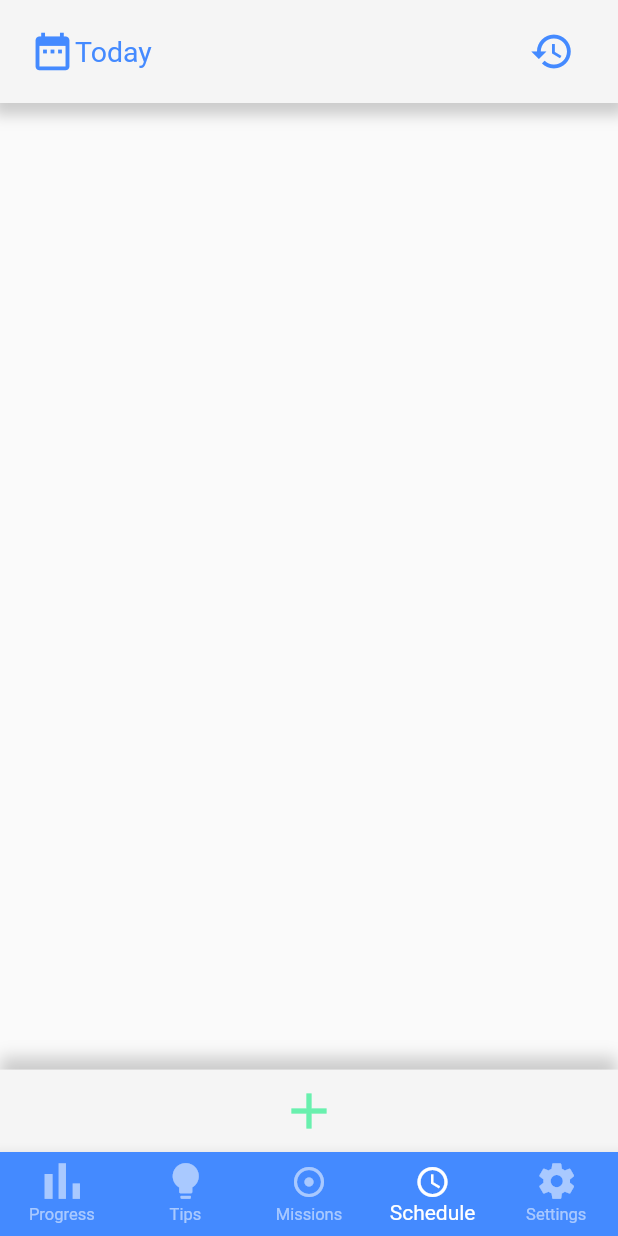
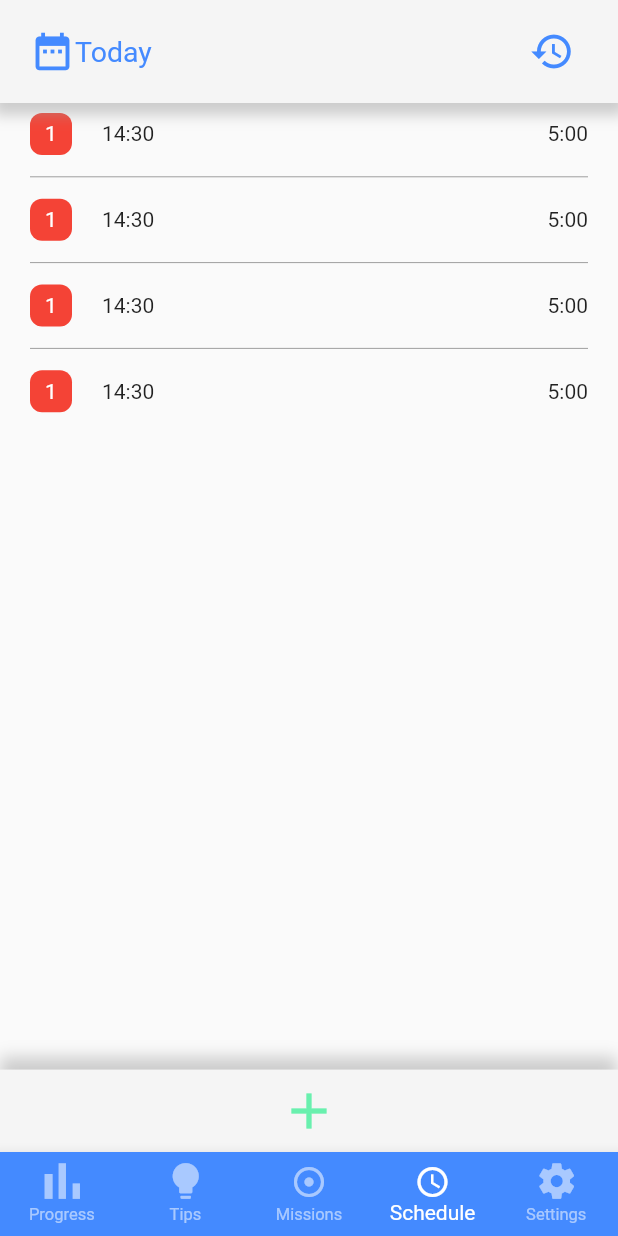
Before and after one commit to Negm101/Quit-Smoking-App, a Flutter app: the screen it shows after launch, item 4 of the bottom bar chosen, on a phone screen of 412 x 824 dp. Run offline on Flutter 3.47's test engine with Material 2 defaults, Android fonts, the phone set to English and light mode, and no system bars; our stand-ins replace circular_check_box, percent_indicator.

Commit message:
v0.16 done with schedule main screen

```diff
--- a/lib/screens/progress.dart
+++ b/lib/screens/progress.dart
@@ -12,7 +12,7 @@ class ProgressContainerScreen extends StatelessWidget {
         children: [
           Container(
             margin: EdgeInsets.only(top: MediaQuery.of(context).size.height/4),
-            height:MediaQuery.of(context).size.height/2,
+            height:MediaQuery.of(context).size.height,
             child: ListView(
               physics: BouncingScrollPhysics(),
               children: [
--- a/lib/screens/schedule.dart
+++ b/lib/screens/schedule.dart
@@ -8,21 +8,51 @@ class ScheduleContainerScreen extends StatefulWidget {
 }
 
 class _ScheduleContainerState extends State<ScheduleContainerScreen> {
-
   @override
   Widget build(BuildContext context) {
     return Stack(
       children: [
+
+        ListView(
+          physics: BouncingScrollPhysics(),
+          children: [
+            Divider(
+              height: MediaQuery.of(context).size.height/12,
+              color: Colors.transparent,
+            ),
+            listItem(context),
+            Divider(
+              color: Colors.grey,
+              indent: 20,
+              endIndent: 20,
+            ),
+            listItem(context),
+            Divider(
+              color: Colors.grey,
+              indent: 20,
+              endIndent: 20,
+            ),
+            listItem(context),
+            Divider(
+              color: Colors.grey,
+              indent: 20,
+              endIndent: 20,
+            ),
+            listItem(context),
+            Divider(
+              height: MediaQuery.of(context).size.height/12,
+              color: Colors.transparent,
+            ),
+          ],
+        ),
         Column(
           mainAxisAlignment: MainAxisAlignment.spaceBetween,
-          children: [
-            topBar(context),
-            bottomBarAddButton(context)
-          ],
+          children: [topBar(context), bottomBarAddButton(context)],
         ),
       ],
     );
   }
+
   Widget topBar(BuildContext context) {
     return Container(
       margin: EdgeInsets.only(bottom: 60),
@@ -46,14 +76,59 @@ class _ScheduleContainerState extends State<ScheduleContainerScreen> {
           Row(
             crossAxisAlignment: CrossAxisAlignment.center,
             children: [
-              Icon(Icons.date_range, size: 30, color: Colors.blueAccent,),
-              Text('Today', style: TextStyle(fontSize: 19, color: Colors.blueAccent),)
+              Icon(
+                Icons.date_range,
+                size: 30,
+                color: Colors.blueAccent,
+              ),
+              Text(
+                'Today',
+                style: TextStyle(fontSize: 19, color: Colors.blueAccent),
+              )
             ],
           ),
           IconButton(
-            icon: Icon(Icons.history, size: 30, color: Colors.blueAccent,),
-            onPressed: (){},
+            icon: Icon(
+              Icons.history,
+              size: 30,
+              color: Colors.blueAccent,
+            ),
+            onPressed: () {},
           ),
+        ],
+      ),
+    );
+  }
+
+  Widget listItem(BuildContext context) {
+    return Container(
+      height: MediaQuery.of(context).size.height / 20,
+      margin: EdgeInsets.only(
+          left: 20, right: 20, top: 0),
+      child: Row(
+        mainAxisAlignment: MainAxisAlignment.spaceBetween,
+        children: [
+          Row(
+            crossAxisAlignment: CrossAxisAlignment.center,
+            children: [
+              Container(
+                  margin: EdgeInsets.only(right: 20),
+                  height: 28,
+                  width: 28,
+                  decoration: BoxDecoration(
+                      color: Colors.red,
+                      borderRadius: BorderRadius.all(Radius.circular(8))),
+                  child: Center(
+                    child: Text(
+                      '1',
+                      style: TextStyle(color: Colors.white),
+                      textAlign: TextAlign.center,
+                    ),
+                  )),
+              Text('14:30')
+            ],
+          ),
+          Text('5:00')
         ],
       ),
     );
@@ -62,7 +137,7 @@ class _ScheduleContainerState extends State<ScheduleContainerScreen> {
   Widget bottomBarAddButton(BuildContext context) {
     return Container(
       width: MediaQuery.of(context).size.width,
-      height: MediaQuery.of(context).size.height/15,
+      height: MediaQuery.of(context).size.height / 15,
       decoration: BoxDecoration(
         color: Colors.grey[100],
         boxShadow: [
@@ -75,7 +150,11 @@ class _ScheduleContainerState extends State<ScheduleContainerScreen> {
         ],
       ),
       child: FlatButton(
-        child: Icon(Icons.add, color: Colors.greenAccent,size: 40,),
+        child: Icon(
+          Icons.add,
+          color: Colors.greenAccent,
+          size: 40,
+        ),
       ),
     );
   }
```
